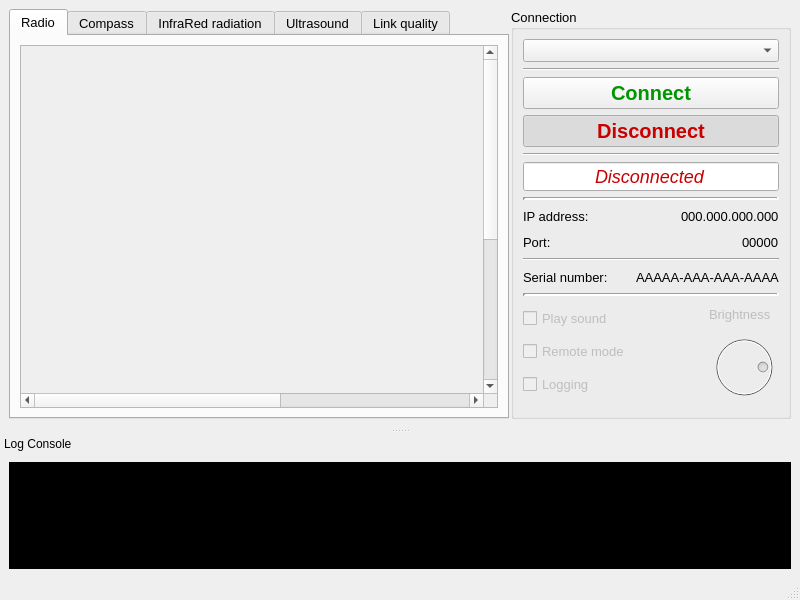
Old version of the form ui/raw/WiretappingScaner.ui in the repository Nakama3942/WiretappingScanner.
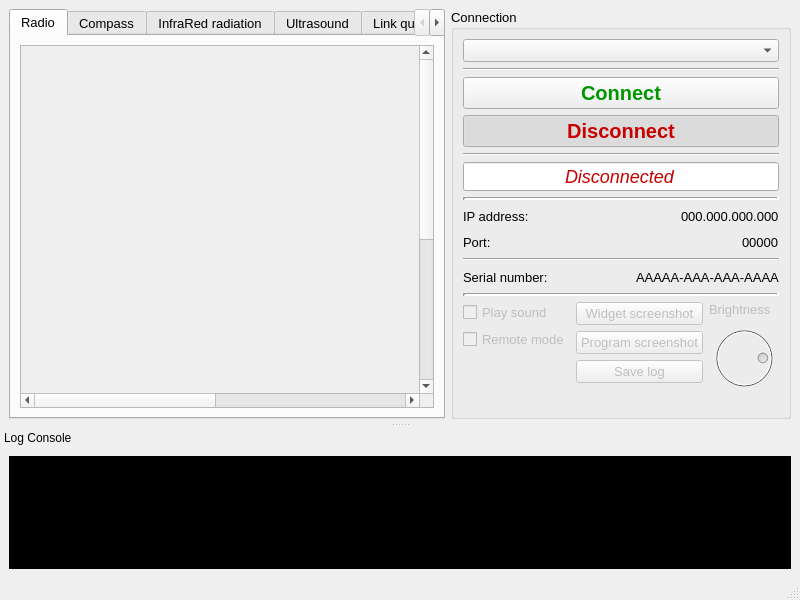
New version of the form. Custom widgets are drawn as their Qt base class.

Diff of the .ui file:
```diff
--- a/ui/raw/WiretappingScaner.ui
+++ b/ui/raw/WiretappingScaner.ui
@@ -32,9 +32,7 @@
    <string>Wiretapping Scaner</string>
   </property>
   <widget class="QWidget" name="centralwidget">
-   <layout class="QVBoxLayout" name="verticalLayout_7">
-    <item>
-     <layout class="QHBoxLayout" name="horizontalLayout1">
+   <layout class="QHBoxLayout" name="horizontalLayout">
       <item>
        <widget class="QTabWidget" name="tabWidget">
         <property name="enabled">
@@ -48,7 +46,7 @@
         </property>
         <property name="minimumSize">
          <size>
-          <width>500</width>
+        <width>430</width>
           <height>410</height>
          </size>
         </property>
@@ -365,7 +363,7 @@
         </property>
         <property name="minimumSize">
          <size>
-          <width>280</width>
+        <width>340</width>
           <height>410</height>
          </size>
         </property>
@@ -497,7 +495,7 @@
           </widget>
          </item>
          <item>
-          <layout class="QHBoxLayout" name="horizontalLayout2">
+        <layout class="QHBoxLayout" name="horizontalLayout1">
            <item>
             <widget class="QLabel" name="label1">
              <property name="font">
@@ -533,7 +531,7 @@
           </layout>
          </item>
          <item>
-          <layout class="QHBoxLayout" name="horizontalLayout3">
+        <layout class="QHBoxLayout" name="horizontalLayout2">
            <item>
             <widget class="QLabel" name="label2">
              <property name="text">
@@ -571,7 +569,7 @@
           </widget>
          </item>
          <item>
-          <layout class="QHBoxLayout" name="horizontalLayout4">
+        <layout class="QHBoxLayout" name="horizontalLayout3">
            <item>
             <widget class="QLabel" name="label3">
              <property name="text">
@@ -652,30 +650,79 @@
                </widget>
               </item>
               <item>
-               <widget class="QCheckBox" name="checkLogging">
-                <property name="text">
-                 <string>Logging</string>
-                </property>
-               </widget>
-              </item>
-             </layout>
-            </item>
-            <item>
-             <spacer name="horizontalSpacer4">
+             <spacer name="verticalSpacer1">
               <property name="orientation">
-               <enum>Qt::Horizontal</enum>
+               <enum>Qt::Vertical</enum>
               </property>
               <property name="sizeHint" stdset="0">
                <size>
-                <width>40</width>
-                <height>20</height>
+                <width>20</width>
+                <height>40</height>
                </size>
               </property>
              </spacer>
+            </item>
+           </layout>
             </item>
             <item>
              <layout class="QVBoxLayout" name="verticalLayout3">
               <item>
+             <widget class="QPushButton" name="buttWidgetScreenshot">
+              <property name="sizePolicy">
+               <sizepolicy hsizetype="Expanding" vsizetype="Fixed">
+                <horstretch>0</horstretch>
+                <verstretch>0</verstretch>
+               </sizepolicy>
+              </property>
+              <property name="text">
+               <string>Widget screenshot</string>
+              </property>
+             </widget>
+            </item>
+            <item>
+             <widget class="QPushButton" name="buttProgramScreenshot">
+              <property name="sizePolicy">
+               <sizepolicy hsizetype="Expanding" vsizetype="Fixed">
+                <horstretch>0</horstretch>
+                <verstretch>0</verstretch>
+               </sizepolicy>
+              </property>
+              <property name="text">
+               <string>Program screenshot</string>
+              </property>
+             </widget>
+            </item>
+            <item>
+             <widget class="QPushButton" name="buttSaveLog">
+              <property name="sizePolicy">
+               <sizepolicy hsizetype="Expanding" vsizetype="Fixed">
+                <horstretch>0</horstretch>
+                <verstretch>0</verstretch>
+               </sizepolicy>
+              </property>
+              <property name="text">
+               <string>Save log</string>
+              </property>
+             </widget>
+            </item>
+            <item>
+             <spacer name="verticalSpacer2">
+              <property name="orientation">
+               <enum>Qt::Vertical</enum>
+              </property>
+              <property name="sizeHint" stdset="0">
+               <size>
+                <width>20</width>
+                <height>40</height>
+               </size>
+              </property>
+             </spacer>
+            </item>
+           </layout>
+          </item>
+          <item>
+           <layout class="QVBoxLayout" name="verticalLayout4">
+            <item>
                <widget class="QLabel" name="label4">
                 <property name="text">
                  <string>Brightness</string>
@@ -713,13 +760,26 @@
                 </property>
                </widget>
               </item>
+            <item>
+             <spacer name="verticalSpacer3">
+              <property name="orientation">
+               <enum>Qt::Vertical</enum>
+              </property>
+              <property name="sizeHint" stdset="0">
+               <size>
+                <width>20</width>
+                <height>40</height>
+               </size>
+              </property>
+             </spacer>
+            </item>
              </layout>
             </item>
            </layout>
           </widget>
          </item>
          <item>
-          <spacer name="verticalSpacer1">
+        <spacer name="verticalSpacer4">
            <property name="orientation">
             <enum>Qt::Vertical</enum>
            </property>
@@ -735,15 +795,13 @@
        </widget>
       </item>
      </layout>
-    </item>
-   </layout>
   </widget>
   <widget class="QStatusBar" name="statusbar"/>
   <widget class="QDockWidget" name="dockWidget">
    <property name="minimumSize">
     <size>
      <width>800</width>
-     <height>120</height>
+     <height>150</height>
     </size>
    </property>
    <property name="floating">
```
Lines whose indentation alone changed are shown as unchanged.
